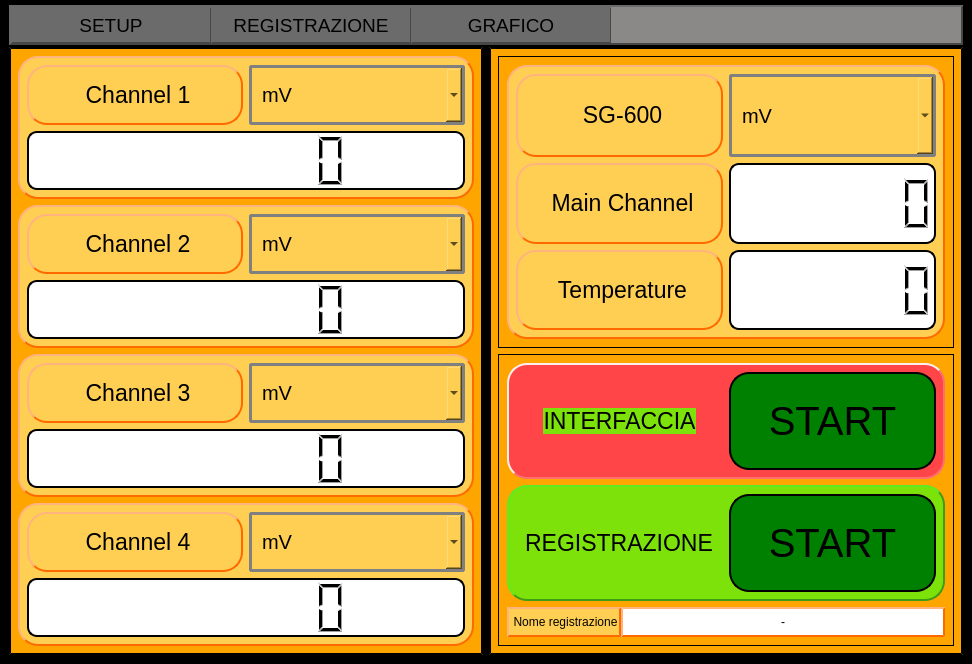
The window that Qt Creator/View_QT_HomePage.ui (Mixer97/tesi_triennale) describes before a commit, drawn with Qt 5.
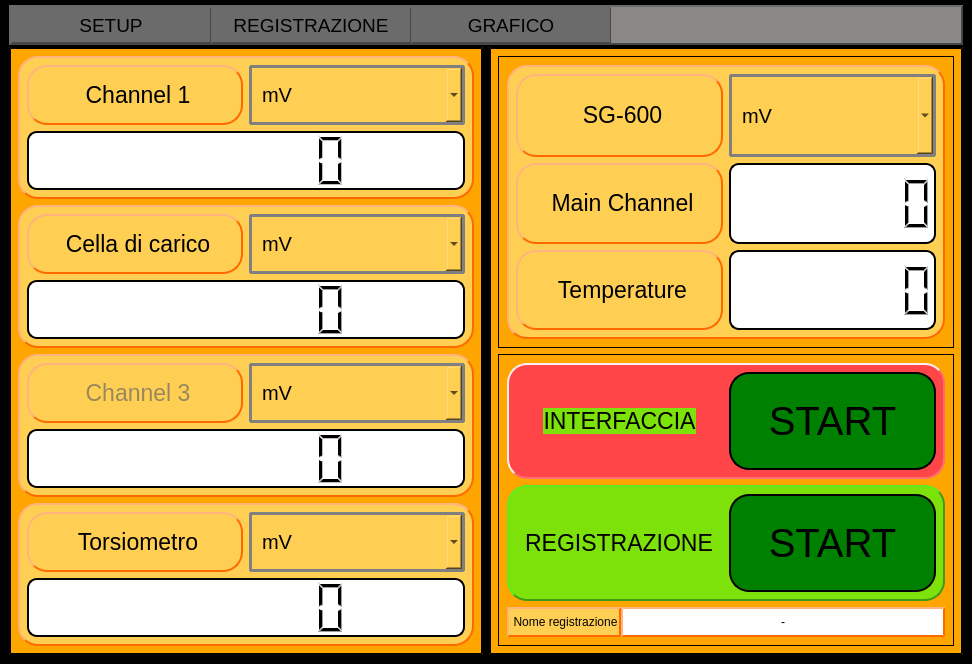
The same window after the commit.

The edit to the form file:
```diff
--- a/Qt Creator/View_QT_HomePage.ui
+++ b/Qt Creator/View_QT_HomePage.ui
@@ -649,6 +649,9 @@
           <layout class="QVBoxLayout" name="verticalLayout">
            <item>
             <widget class="QWidget" name="widget" native="true">
+             <property name="enabled">
+              <bool>false</bool>
+             </property>
              <property name="styleSheet">
               <string notr="true">QWidget {
 	background-color:rgb(255, 207, 84); 
@@ -929,7 +932,7 @@
 </string>
                   </property>
                   <property name="text">
-                   <string>&lt;html&gt;&lt;head/&gt;&lt;body&gt;&lt;p align=&quot;center&quot;&gt;Channel 2&lt;/p&gt;&lt;/body&gt;&lt;/html&gt;</string>
+                   <string>&lt;html&gt;&lt;head/&gt;&lt;body&gt;&lt;p align=&quot;center&quot;&gt;Cella di carico&lt;/p&gt;&lt;/body&gt;&lt;/html&gt;</string>
                   </property>
                  </widget>
                 </item>
@@ -965,6 +968,9 @@
           <layout class="QVBoxLayout" name="verticalLayout_3">
            <item>
             <widget class="QWidget" name="widget_4" native="true">
+             <property name="enabled">
+              <bool>false</bool>
+             </property>
              <property name="styleSheet">
               <string notr="true">QWidget {
 	background-color:rgb(255, 207, 84); 
@@ -1080,7 +1086,7 @@
 </string>
                   </property>
                   <property name="text">
-                   <string>&lt;html&gt;&lt;head/&gt;&lt;body&gt;&lt;p align=&quot;center&quot;&gt;Channel 3&lt;/p&gt;&lt;/body&gt;&lt;/html&gt;</string>
+                   <string>&lt;html&gt;&lt;head/&gt;&lt;body&gt;&lt;p align=&quot;center&quot;&gt;&lt;span style=&quot; color:#99875e;&quot;&gt;Channel 3&lt;/span&gt;&lt;/p&gt;&lt;/body&gt;&lt;/html&gt;</string>
                   </property>
                  </widget>
                 </item>
@@ -1148,7 +1154,7 @@
 </string>
                   </property>
                   <property name="text">
-                   <string>&lt;html&gt;&lt;head/&gt;&lt;body&gt;&lt;p align=&quot;center&quot;&gt;Channel 4&lt;/p&gt;&lt;/body&gt;&lt;/html&gt;</string>
+                   <string>&lt;html&gt;&lt;head/&gt;&lt;body&gt;&lt;p align=&quot;center&quot;&gt;Torsiometro&lt;/p&gt;&lt;/body&gt;&lt;/html&gt;</string>
                   </property>
                  </widget>
                 </item>
```
